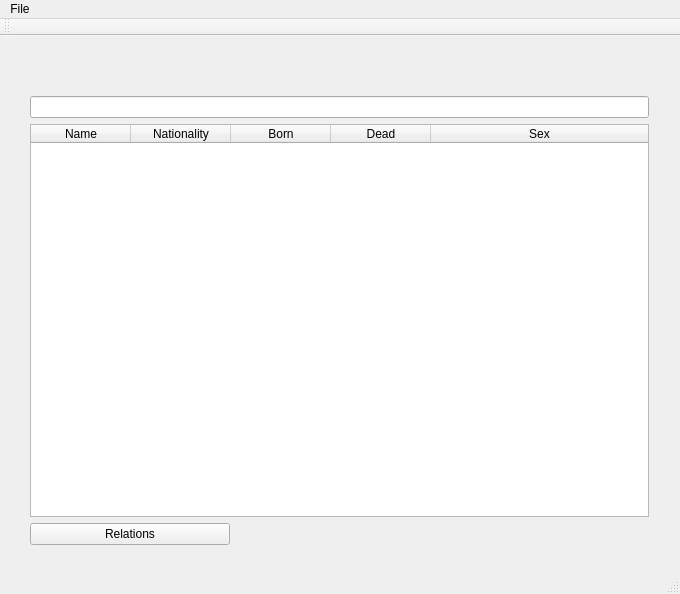
Qt form mainwindow.ui (DORB/Verkur3GUI) before a commit.
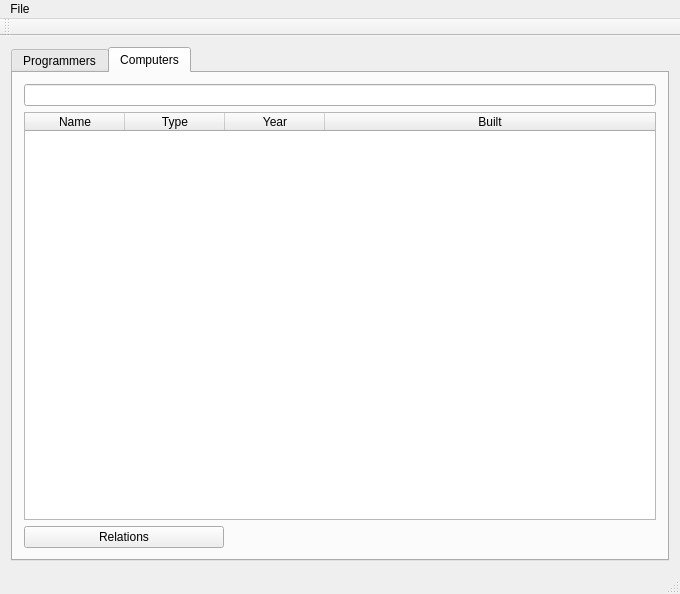
The same form after that commit. The open tabs and pages were chosen to show the change.

The edit to the form file:
```diff
--- a/mainwindow.ui
+++ b/mainwindow.ui
@@ -14,17 +14,20 @@
    <string>Verkur</string>
   </property>
   <widget class="QWidget" name="centralWidget">
-   <widget class="QWidget" name="verticalLayoutWidget">
-    <property name="geometry">
-     <rect>
-      <x>19</x>
-      <y>49</y>
-      <width>641</width>
-      <height>471</height>
-     </rect>
-    </property>
+   <layout class="QVBoxLayout" name="verticalLayout_2">
+    <item>
     <layout class="QVBoxLayout" name="verticalLayout">
      <item>
+       <widget class="QTabWidget" name="tab_choice">
+        <property name="currentIndex">
+         <number>0</number>
+        </property>
+        <widget class="QWidget" name="tab">
+         <attribute name="title">
+          <string>Programmers</string>
+         </attribute>
+         <layout class="QVBoxLayout" name="verticalLayout_3">
+          <item>
       <widget class="QLineEdit" name="input_search_programmers"/>
      </item>
      <item>
@@ -72,7 +75,7 @@
       </widget>
      </item>
      <item>
-      <widget class="QPushButton" name="button_relations">
+           <widget class="QPushButton" name="button_relations_programmers">
        <property name="maximumSize">
         <size>
          <width>200</width>
@@ -87,8 +90,88 @@
        </property>
       </widget>
      </item>
-    </layout>
-   </widget>
+          <item>
+           <widget class="QPushButton" name="button_add_programmer">
+            <property name="maximumSize">
+             <size>
+              <width>200</width>
+              <height>16777215</height>
+             </size>
+            </property>
+            <property name="text">
+             <string>Add Programmer</string>
+            </property>
+           </widget>
+          </item>
+         </layout>
+        </widget>
+        <widget class="QWidget" name="tab_2">
+         <attribute name="title">
+          <string>Computers</string>
+         </attribute>
+         <layout class="QVBoxLayout" name="verticalLayout_4">
+          <item>
+           <widget class="QLineEdit" name="input_search_computers"/>
+          </item>
+          <item>
+           <widget class="QTableWidget" name="table_computers">
+            <property name="editTriggers">
+             <set>QAbstractItemView::NoEditTriggers</set>
+            </property>
+            <property name="alternatingRowColors">
+             <bool>true</bool>
+            </property>
+            <property name="selectionBehavior">
+             <enum>QAbstractItemView::SelectRows</enum>
+            </property>
+            <property name="sortingEnabled">
+             <bool>true</bool>
+            </property>
+            <attribute name="horizontalHeaderStretchLastSection">
+             <bool>true</bool>
+            </attribute>
+            <column>
+             <property name="text">
+              <string>Name</string>
+             </property>
+            </column>
+            <column>
+             <property name="text">
+              <string>Type</string>
+             </property>
+            </column>
+            <column>
+             <property name="text">
+              <string>Year</string>
+             </property>
+            </column>
+            <column>
+             <property name="text">
+              <string>Built</string>
+             </property>
+            </column>
+           </widget>
+          </item>
+          <item>
+           <widget class="QPushButton" name="button_relations_computers">
+            <property name="maximumSize">
+             <size>
+              <width>200</width>
+              <height>16777215</height>
+             </size>
+            </property>
+            <property name="text">
+             <string>Relations</string>
+            </property>
+           </widget>
+          </item>
+         </layout>
+        </widget>
+       </widget>
+      </item>
+     </layout>
+    </item>
+   </layout>
   </widget>
   <widget class="QMenuBar" name="menuBar">
    <property name="geometry">
```
Lines whose indentation alone changed are shown as unchanged.
